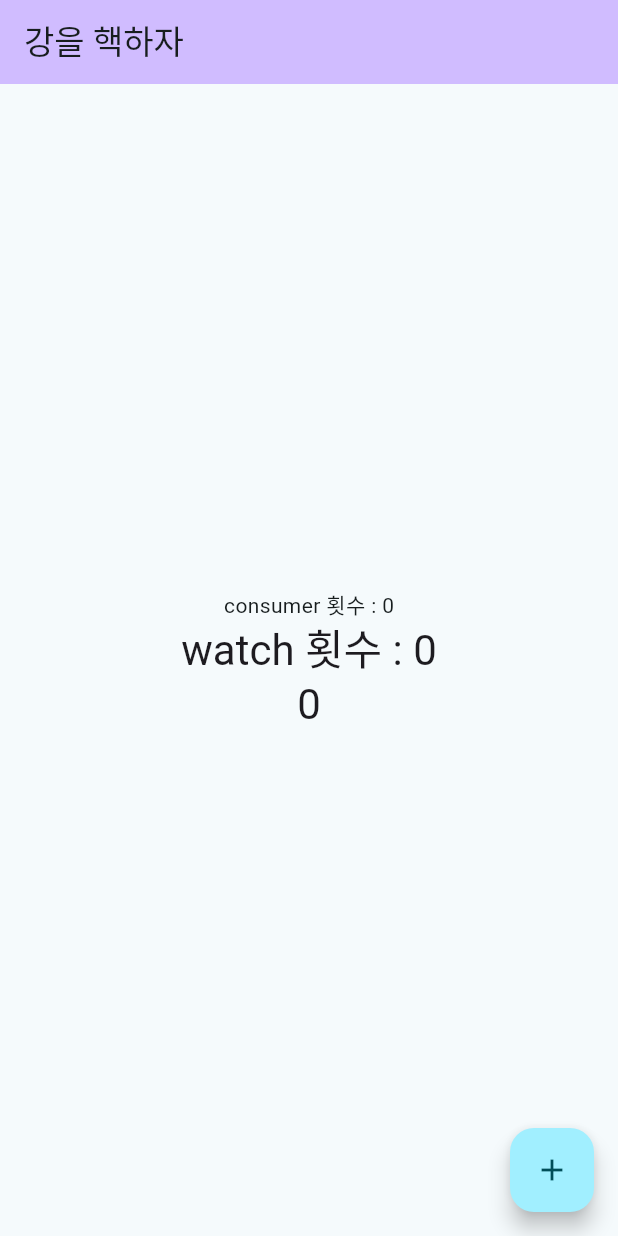
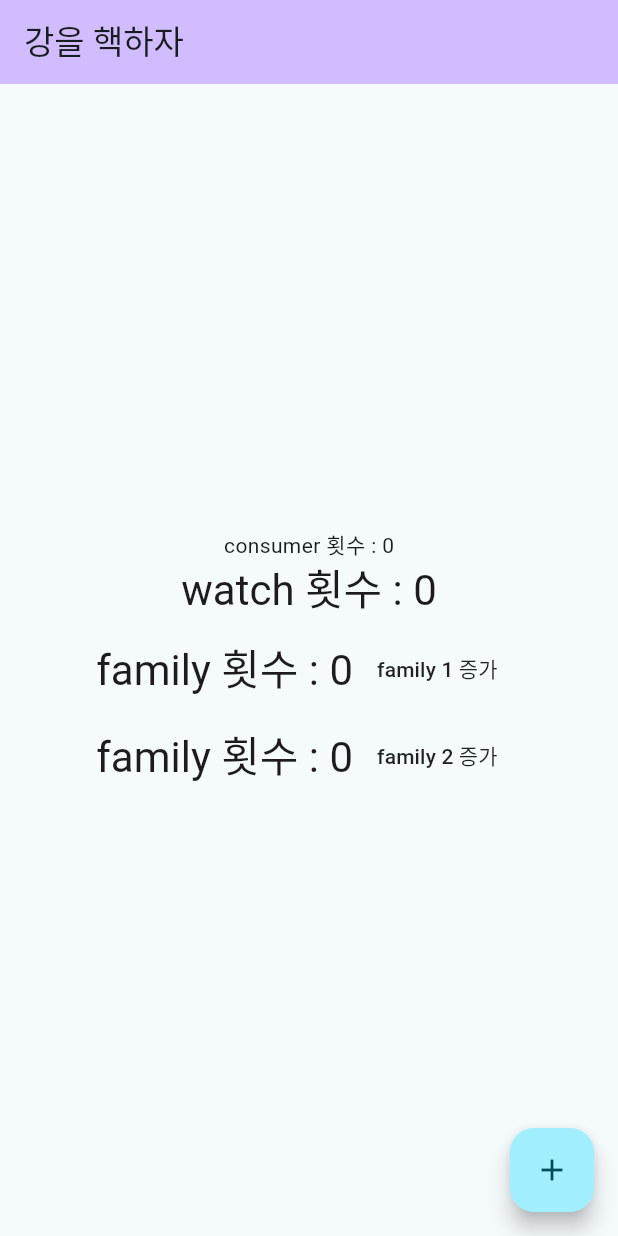
Before and after one commit to hvboq/hack_river, a Flutter app: the screen it shows after launch, on a phone screen of 412 x 824 dp. Run offline on Flutter 3.47's test engine with Material 3 defaults, Android fonts, the phone set to English and light mode, and no system bars; our stand-ins replace flutter_riverpod.

Commit message:
feat: FamilyProvider 적용

```diff
--- a/lib/main.dart
+++ b/lib/main.dart
@@ -1,6 +1,7 @@
 import 'package:flutter/material.dart';
 import 'package:flutter_riverpod/flutter_riverpod.dart';
 import 'package:hack_river/state/counter_action_state.dart';
+import 'package:hack_river/state/counter_family_state.dart';
 import 'package:hack_river/state/counter_state.dart';
 
 void main() {
@@ -27,9 +28,13 @@
 
   @override
   Widget build(BuildContext context, WidgetRef ref) {
-    void onPressed() {
+    void onPressedDefault() {
       //TODO: watch, read, listen 차이
       ref.read(counterActionProvider.notifier).increment();
+    }
+
+    void onPressedFamily(int arg) {
+      ref.read(counterFamilyProvider(arg).notifier).increment();
     }
 
     final int count = ref.watch(counterProvider);
@@ -62,17 +67,37 @@
                   'watch 횟수 : $count',
                   style: Theme.of(context).textTheme.headlineMedium,
                 ),
-                Text(
-                  count.toString(),
-                  style: Theme.of(context).textTheme.headlineMedium,
+                const SizedBox(height: 10),
+                Row(
+                  mainAxisSize: MainAxisSize.min,
+                  children: [
+                    Text('family 횟수 : ${ref.watch(counterFamilyProvider(1))}',
+                        style: Theme.of(context).textTheme.headlineMedium),
+                    MaterialButton(
+                      onPressed: () => onPressedFamily(1),
+                      child: const Text('family 1 증가'),
+                    ),
+                  ],
+                ),
+                const SizedBox(height: 10),
+                Row(
+                  mainAxisSize: MainAxisSize.min,
+                  children: [
+                    Text('family 횟수 : ${ref.watch(counterFamilyProvider(2))}',
+                        style: Theme.of(context).textTheme.headlineMedium),
+                    MaterialButton(
+                      onPressed: () => onPressedFamily(2),
+                      child: const Text('family 2 증가'),
+                    ),
+                  ],
                 ),
               ],
             ),
           ),
         ),
         floatingActionButton: FloatingActionButton(
-          onPressed: onPressed,
-          tooltip: '증가',
+          onPressed: onPressedDefault,
+          tooltip: '기본 증가',
           child: const Icon(Icons.add),
         ), // This trailing comma makes auto-formatting nicer for build methods.
       ),
```
